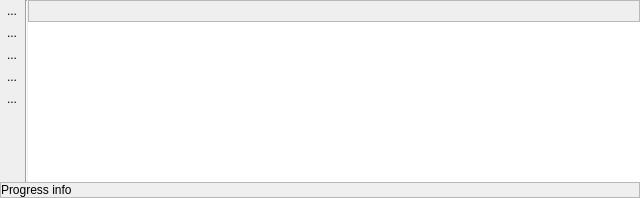
jakimowb/eo-time-series-viewer, file eotimeseriesviewer/ui/timeseriesdock.ui: the form before one commit.
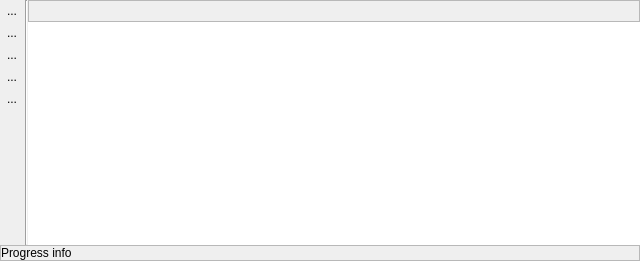
The form after the commit. Custom widgets are drawn as their Qt base class.

What changed in the file:
```diff
--- a/eotimeseriesviewer/ui/timeseriesdock.ui
+++ b/eotimeseriesviewer/ui/timeseriesdock.ui
@@ -7,7 +7,7 @@
     <x>0</x>
     <y>0</y>
     <width>640</width>
-    <height>198</height>
+    <height>261</height>
    </rect>
   </property>
   <property name="sizePolicy">
@@ -278,7 +278,7 @@
        <item>
         <widget class="QLabel" name="summary">
          <property name="sizePolicy">
-          <sizepolicy hsizetype="Expanding" vsizetype="Preferred">
+          <sizepolicy hsizetype="Preferred" vsizetype="Preferred">
            <horstretch>2</horstretch>
            <verstretch>0</verstretch>
           </sizepolicy>
```
